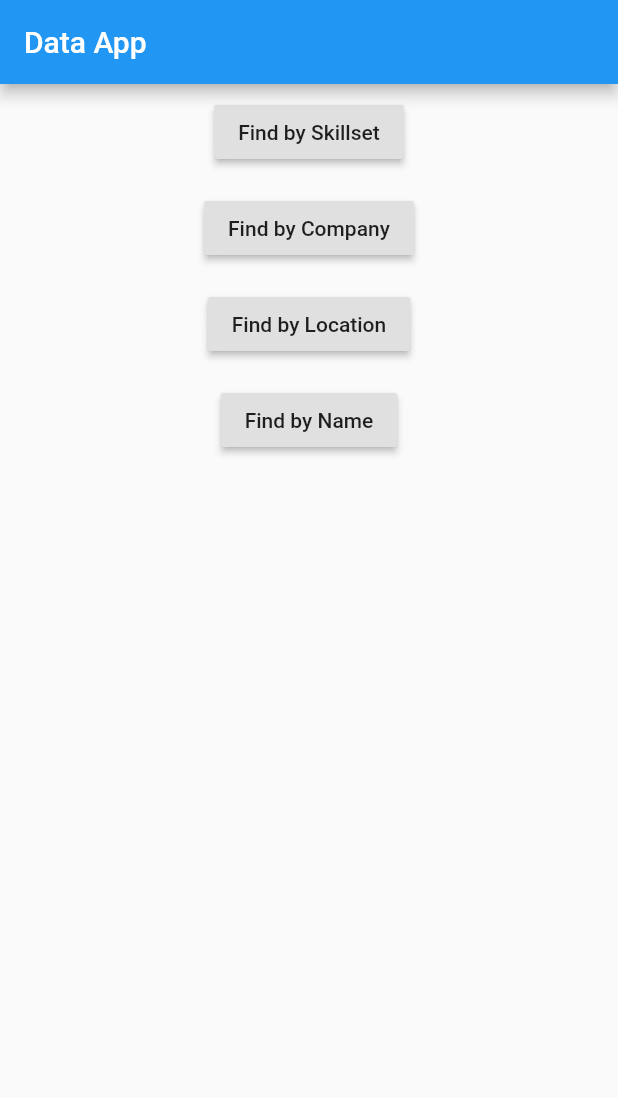
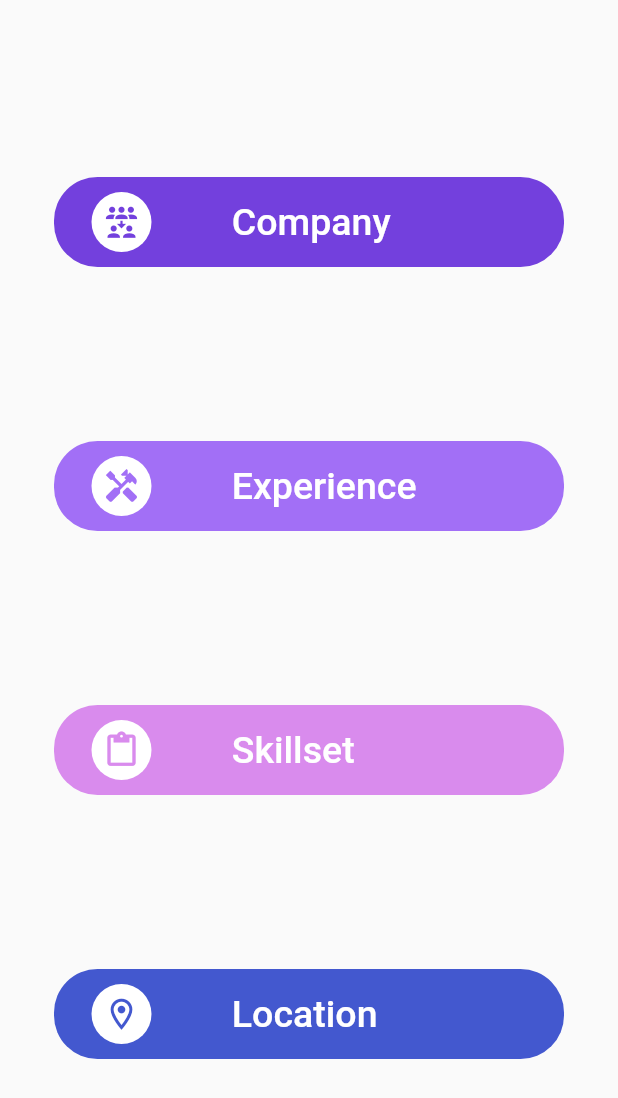
Before and after one commit to singhalpranav22/Data-App, a Flutter app: the screen it shows after launch, on a phone screen of 412 x 824 dp. Shown: the top 1098 px of the screen. Run offline on Flutter 3.47's test engine with Material 2 defaults, Android fonts, the phone set to English and light mode, and no system bars.

Commit message:
Made Category Buttons

```diff
--- a/lib/main.dart
+++ b/lib/main.dart
@@ -1,5 +1,8 @@
+import 'package:data_app/screens/options_page.dart';
 import 'package:flutter/material.dart';
 import 'package:data_app/screens/home.dart';
+import 'package:data_app/screens/landing_page.dart';
+
 void main() {
   runApp(MyApp());
 }
@@ -8,8 +11,7 @@ class MyApp extends StatelessWidget {
   @override
   Widget build(BuildContext context) {
     return MaterialApp(
-
-        home: Home(),
+        home: Options(),
     );
   }
 }
--- a/lib/screens/home.dart
+++ b/lib/screens/home.dart
@@ -13,39 +13,31 @@ class _HomeState extends State<Home> {
         title: Text("Data App"),
       ),
       body: Center(
-        child: Column(
+        child: GridView.count(
+          padding: EdgeInsets.all(20),
+          crossAxisCount: 2,
+          mainAxisSpacing: 10,
+          crossAxisSpacing: 10,
           children: [
-            Padding(
-              padding: const EdgeInsets.all(8.0),
-              child: RaisedButton(
+            RaisedButton(
               child: Text("Find by Skillset"),
               onPressed: (){}
               ,
             ),
-            ),
-            Padding(
-              padding: const EdgeInsets.all(8.0),
-              child: RaisedButton(
+            RaisedButton(
               child: Text("Find by Company"),
               onPressed: (){}
               ,
             ),
-            ),
-            Padding(
-              padding: const EdgeInsets.all(8.0),
-              child: RaisedButton(
+            RaisedButton(
               child: Text("Find by Location"),
               onPressed: (){}
               ,
             ),
-            ),
-            Padding(
-              padding: const EdgeInsets.all(8.0),
-              child: RaisedButton(
+            RaisedButton(
               child: Text("Find by Name"),
               onPressed: (){}
               ,
-              ),
             )
           ],
         ),
--- /dev/null
+++ b/lib/screens/options_page.dart
@@ -0,0 +1,23 @@
+import 'package:flutter/material.dart';
+import '../widgets/IconRowButton.dart';
+
+class Options extends StatelessWidget {
+  @override
+  Widget build(BuildContext context) {
+    return Scaffold(
+      body: Padding(
+        padding: const EdgeInsets.symmetric(vertical: 2.0, horizontal: 20.0),
+        child: Column(
+          mainAxisAlignment: MainAxisAlignment.spaceEvenly,
+          crossAxisAlignment: CrossAxisAlignment.center,
+          children: [
+            IconRowButton(onTap: null, color: Color(0xFF7340DD), icon: Icons.reduce_capacity, text: "Company"),
+            IconRowButton(onTap: null, color: Color(0xFFA26FF6), icon: Icons.handyman, text: "Experience"),
+            IconRowButton(onTap: null, color: Color(0xFFD98BED), icon: Icons.paste, text: "Skillset"),
+            IconRowButton(onTap: null, color: Color(0xFF4358CF), icon: Icons.location_on_outlined, text: "Location")
+          ],
+        ),
+      ),
+    );
+  }
+}
--- /dev/null
+++ b/lib/widgets/IconRowButton.dart
@@ -0,0 +1,50 @@
+import 'package:flutter/material.dart';
+
+class IconRowButton extends StatelessWidget {
+  IconRowButton({
+    @required this.onTap,
+    @required this.color,
+    @required this.icon,
+    @required this.text,
+  });
+  final Function onTap;
+  final Color color;
+  final IconData icon;
+  final String text;
+  @override
+  Widget build(BuildContext context) {
+    return FlatButton(
+      onPressed: onTap,
+      child: DecoratedBox(
+        child: Padding(
+          padding: const EdgeInsets.symmetric(vertical: 10.0, horizontal: 10.0),
+          child: Row(
+            mainAxisAlignment: MainAxisAlignment.start,
+            children: [
+              SizedBox(width: 15,),
+              CircleAvatar(
+                child: Icon(icon , size: 25, color: color),
+                radius: 20,
+                backgroundColor: Colors.white,
+                foregroundColor: Colors.white,
+              ),
+              SizedBox(width: 53.5,),
+              Text(
+                text,
+                style: TextStyle(
+                    color: Colors.white,
+                    fontSize: 25,
+                    fontWeight: FontWeight.w500
+                ),
+              ),
+            ],
+          ),
+        ),
+        decoration: BoxDecoration(
+          color: color,
+          borderRadius: BorderRadius.circular(29),
+        ),
+      ),
+    );
+  }
+}
```
Also changed, not shown: lib/screens/landing_page.dart (added, +36 -0 lines), pubspec.lock. Lines whose indentation alone changed are shown as unchanged.
